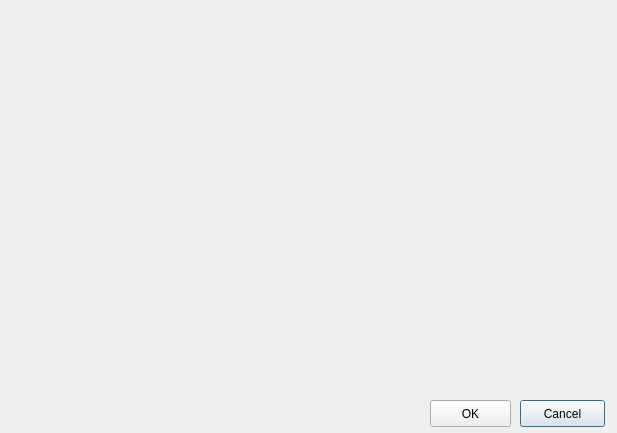
Old version of the form SerialGUI/settings.ui in the repository kamfor/SerialReceiver.
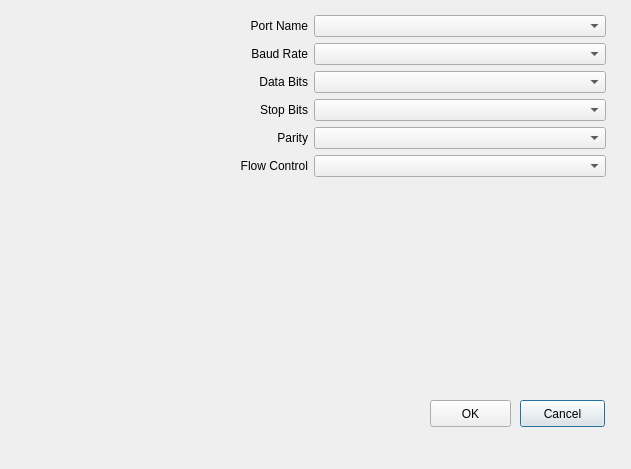
New version of the form.

Diff of the .ui file:
```diff
--- a/SerialGUI/settings.ui
+++ b/SerialGUI/settings.ui
@@ -6,8 +6,8 @@
    <rect>
     <x>0</x>
     <y>0</y>
-    <width>617</width>
-    <height>433</height>
+    <width>631</width>
+    <height>469</height>
    </rect>
   </property>
   <property name="windowTitle">
@@ -39,6 +39,114 @@
     <string>OK</string>
    </property>
   </widget>
+  <widget class="QWidget" name="gridLayoutWidget">
+   <property name="geometry">
+    <rect>
+     <x>10</x>
+     <y>10</y>
+     <width>601</width>
+     <height>381</height>
+    </rect>
+   </property>
+   <layout class="QGridLayout" name="gridLayout">
+    <property name="sizeConstraint">
+     <enum>QLayout::SetMaximumSize</enum>
+    </property>
+    <property name="leftMargin">
+     <number>5</number>
+    </property>
+    <property name="topMargin">
+     <number>5</number>
+    </property>
+    <property name="rightMargin">
+     <number>5</number>
+    </property>
+    <property name="bottomMargin">
+     <number>9</number>
+    </property>
+    <item row="2" column="1">
+     <widget class="QComboBox" name="baudcombo"/>
+    </item>
+    <item row="3" column="0">
+     <widget class="QLabel" name="datalabel">
+      <property name="text">
+       <string>Data Bits</string>
+      </property>
+      <property name="alignment">
+       <set>Qt::AlignRight|Qt::AlignTrailing|Qt::AlignVCenter</set>
+      </property>
+     </widget>
+    </item>
+    <item row="3" column="1">
+     <widget class="QComboBox" name="datacombo"/>
+    </item>
+    <item row="6" column="0">
+     <widget class="QLabel" name="flowlabel">
+      <property name="text">
+       <string>Flow Control</string>
+      </property>
+      <property name="alignment">
+       <set>Qt::AlignRight|Qt::AlignTrailing|Qt::AlignVCenter</set>
+      </property>
+     </widget>
+    </item>
+    <item row="2" column="0">
+     <widget class="QLabel" name="baudlabel">
+      <property name="text">
+       <string>Baud Rate</string>
+      </property>
+      <property name="alignment">
+       <set>Qt::AlignRight|Qt::AlignTrailing|Qt::AlignVCenter</set>
+      </property>
+     </widget>
+    </item>
+    <item row="4" column="0">
+     <widget class="QLabel" name="stoplabel">
+      <property name="text">
+       <string>Stop Bits</string>
+      </property>
+      <property name="alignment">
+       <set>Qt::AlignRight|Qt::AlignTrailing|Qt::AlignVCenter</set>
+      </property>
+     </widget>
+    </item>
+    <item row="5" column="0">
+     <widget class="QLabel" name="paritylabel">
+      <property name="text">
+       <string>Parity</string>
+      </property>
+      <property name="alignment">
+       <set>Qt::AlignRight|Qt::AlignTrailing|Qt::AlignVCenter</set>
+      </property>
+     </widget>
+    </item>
+    <item row="4" column="1">
+     <widget class="QComboBox" name="stopcombo"/>
+    </item>
+    <item row="1" column="1">
+     <widget class="QComboBox" name="portcombo"/>
+    </item>
+    <item row="6" column="1">
+     <widget class="QComboBox" name="flowcombo"/>
+    </item>
+    <item row="5" column="1">
+     <widget class="QComboBox" name="paritycombo"/>
+    </item>
+    <item row="1" column="0">
+     <widget class="QLabel" name="portlabel">
+      <property name="layoutDirection">
+       <enum>Qt::RightToLeft</enum>
+      </property>
+      <property name="text">
+       <string>Port Name</string>
+      </property>
+      <property name="alignment">
+       <set>Qt::AlignRight|Qt::AlignTrailing|Qt::AlignVCenter</set>
+      </property>
+     </widget>
+    </item>
+   </layout>
+  </widget>
  </widget>
  <resources/>
  <connections/>
```
Left out of the diff: 4 changed lines with no effect on the pictures.
